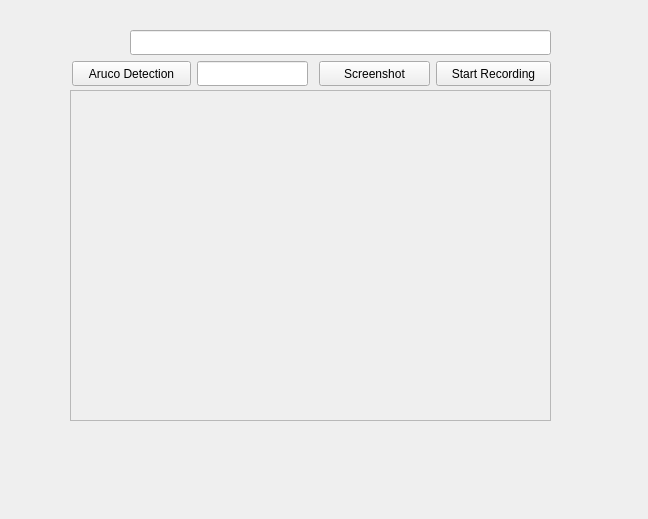
robotique-udes/rover, file rover_gui/ui/ui/VideoPlayer.ui: the form before one commit.
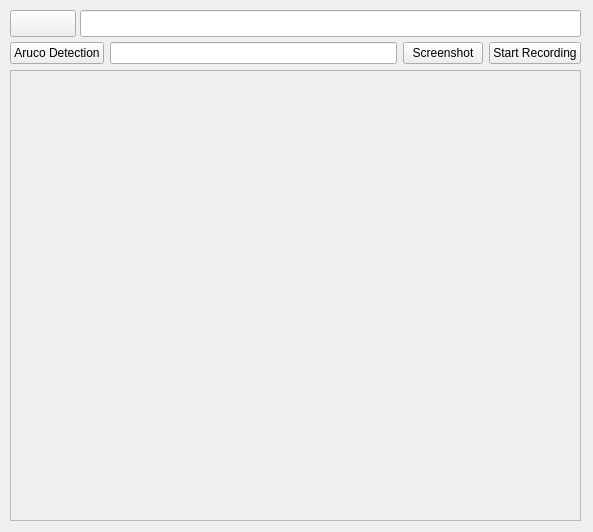
The form after the commit. Icons and pictures are not drawn.

Commit message: layout sketch for the 6 cams

The edit to the form file:
```diff
--- a/rover_gui/ui/ui/VideoPlayer.ui
+++ b/rover_gui/ui/ui/VideoPlayer.ui
@@ -6,8 +6,8 @@
    <rect>
     <x>0</x>
     <y>0</y>
-    <width>648</width>
-    <height>519</height>
+    <width>593</width>
+    <height>532</height>
    </rect>
   </property>
   <property name="windowTitle">
@@ -16,10 +16,10 @@
   <widget class="QFrame" name="frame">
    <property name="geometry">
     <rect>
-     <x>70</x>
-     <y>90</y>
-     <width>481</width>
-     <height>331</height>
+     <x>10</x>
+     <y>70</y>
+     <width>571</width>
+     <height>451</height>
     </rect>
    </property>
    <property name="frameShape">
@@ -29,77 +29,84 @@
     <enum>QFrame::Raised</enum>
    </property>
   </widget>
-  <widget class="QLineEdit" name="lineEdit">
+  <widget class="QPushButton" name="playPauseButton">
    <property name="geometry">
     <rect>
-     <x>130</x>
-     <y>30</y>
-     <width>421</width>
-     <height>25</height>
+     <x>10</x>
+     <y>10</y>
+     <width>66</width>
+     <height>27</height>
     </rect>
    </property>
-   <property name="readOnly">
-    <bool>true</bool>
+   <property name="autoFillBackground">
+    <bool>false</bool>
    </property>
-  </widget>
-  <widget class="QLineEdit" name="lineEdit_2">
-   <property name="geometry">
-    <rect>
-     <x>197</x>
-     <y>61</y>
-     <width>111</width>
-     <height>25</height>
-    </rect>
-   </property>
-   <property name="readOnly">
-    <bool>true</bool>
-   </property>
-  </widget>
-  <widget class="QPushButton" name="arucoPushButton">
-   <property name="geometry">
-    <rect>
-     <x>72</x>
-     <y>61</y>
-     <width>119</width>
-     <height>25</height>
-    </rect>
-   </property>
    <property name="text">
-    <string>Aruco Detection</string>
+    <string/>
    </property>
    <property name="checkable">
     <bool>true</bool>
    </property>
   </widget>
-  <widget class="QPushButton" name="pushButton_2">
+  <widget class="QWidget" name="layoutWidget">
    <property name="geometry">
     <rect>
-     <x>319</x>
-     <y>61</y>
-     <width>111</width>
-     <height>25</height>
+     <x>10</x>
+     <y>40</y>
+     <width>571</width>
+     <height>27</height>
     </rect>
    </property>
-   <property name="text">
-    <string>Screenshot</string>
-   </property>
-   <property name="checkable">
-    <bool>true</bool>
-   </property>
+   <layout class="QHBoxLayout" name="horizontalLayout">
+    <item>
+     <widget class="QPushButton" name="arucoPushButton">
+      <property name="text">
+       <string>Aruco Detection</string>
+      </property>
+      <property name="checkable">
+       <bool>true</bool>
+      </property>
+     </widget>
+    </item>
+    <item>
+     <widget class="QLineEdit" name="arucoIdsTextBox">
+      <property name="readOnly">
+       <bool>true</bool>
+      </property>
+     </widget>
+    </item>
+    <item>
+     <widget class="QPushButton" name="ScreenshotButton">
+      <property name="text">
+       <string>Screenshot</string>
+      </property>
+      <property name="checkable">
+       <bool>true</bool>
+      </property>
+     </widget>
+    </item>
+    <item>
+     <widget class="QPushButton" name="startRecordingButton">
+      <property name="text">
+       <string>Start Recording</string>
+      </property>
+      <property name="checkable">
+       <bool>true</bool>
+      </property>
+     </widget>
+    </item>
+   </layout>
   </widget>
-  <widget class="QPushButton" name="pushButton_3">
+  <widget class="QLineEdit" name="rtspTextBox">
    <property name="geometry">
     <rect>
-     <x>436</x>
-     <y>61</y>
-     <width>115</width>
-     <height>25</height>
+     <x>80</x>
+     <y>10</y>
+     <width>501</width>
+     <height>27</height>
     </rect>
    </property>
-   <property name="text">
-    <string>Start Recording</string>
-   </property>
-   <property name="checkable">
+   <property name="readOnly">
     <bool>true</bool>
    </property>
   </widget>
```
Left out of the diff: 4 changed lines with no effect on the pictures. The commit also changes 6 other files.
